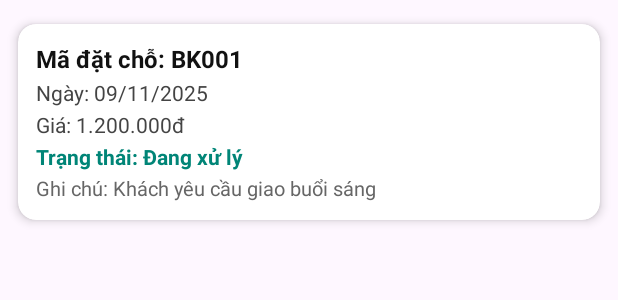
After one commit to longth-dev/FTaskCustomer, an Android app: the layout item_booking.xml on its own in the app's theme, with its tools: preview values and no code run, on a phone screen of 412 x 824 dp. The commit adds this screen. Shown: the top 300 px of the screen. Run offline under Robolectric (Android 15) with nearby library versions, the phone set to English and light mode, and no system bars; network calls fail.

Commit message:
Booking view list

```diff
--- /dev/null
+++ b/FTask/app/src/main/res/layout/item_booking.xml
@@ -0,0 +1,65 @@
+<?xml version="1.0" encoding="utf-8"?>
+<androidx.cardview.widget.CardView xmlns:android="http://schemas.android.com/apk/res/android"
+    xmlns:card_view="http://schemas.android.com/apk/res-auto"
+    android:layout_width="match_parent"
+    android:layout_height="wrap_content"
+    android:layout_marginVertical="6dp"
+    android:layout_marginHorizontal="4dp"
+    card_view:cardCornerRadius="12dp"
+    card_view:cardElevation="4dp"
+    card_view:cardUseCompatPadding="true">
+
+    <LinearLayout
+        android:layout_width="match_parent"
+        android:layout_height="wrap_content"
+        android:orientation="vertical"
+        android:padding="12dp">
+
+        <TextView
+            android:id="@+id/txtBookingId"
+            android:layout_width="match_parent"
+            android:layout_height="wrap_content"
+            android:text="Mã đặt chỗ: BK001"
+            android:textStyle="bold"
+            android:textColor="#111111"
+            android:textSize="16sp" />
+
+        <TextView
+            android:id="@+id/txtBookingDate"
+            android:layout_width="match_parent"
+            android:layout_height="wrap_content"
+            android:text="Ngày: 09/11/2025"
+            android:textColor="#444444"
+            android:textSize="14sp"
+            android:layout_marginTop="2dp" />
+
+        <TextView
+            android:id="@+id/txtBookingPrice"
+            android:layout_width="match_parent"
+            android:layout_height="wrap_content"
+            android:text="Giá: 1.200.000đ"
+            android:textColor="#444444"
+            android:textSize="14sp"
+            android:layout_marginTop="2dp" />
+
+        <TextView
+            android:id="@+id/txtBookingStatus"
+            android:layout_width="match_parent"
+            android:layout_height="wrap_content"
+            android:text="Trạng thái: Đang xử lý"
+            android:textColor="#008577"
+            android:textStyle="bold"
+            android:textSize="14sp"
+            android:layout_marginTop="2dp" />
+
+        <TextView
+            android:id="@+id/txtBookingNote"
+            android:layout_width="match_parent"
+            android:layout_height="wrap_content"
+            android:text="Ghi chú: Khách yêu cầu giao buổi sáng"
+            android:textColor="#666666"
+            android:textSize="13sp"
+            android:layout_marginTop="2dp" />
+    </LinearLayout>
+
+</androidx.cardview.widget.CardView>
```
Also changed, not shown: FTask/app/src/main/java/com/example/ftask/ui/activity/ActivityFragment.java (+105 -16 lines), FTask/app/src/main/java/com/example/ftask/ui/activity/Booking.java (added, +37 -0 lines), FTask/app/src/main/java/com/example/ftask/ui/activity/BookingAdapter.java (added, +54 -0 lines), FTask/app/src/main/res/layout/fragment_activity.xml (+26 -5 lines).
